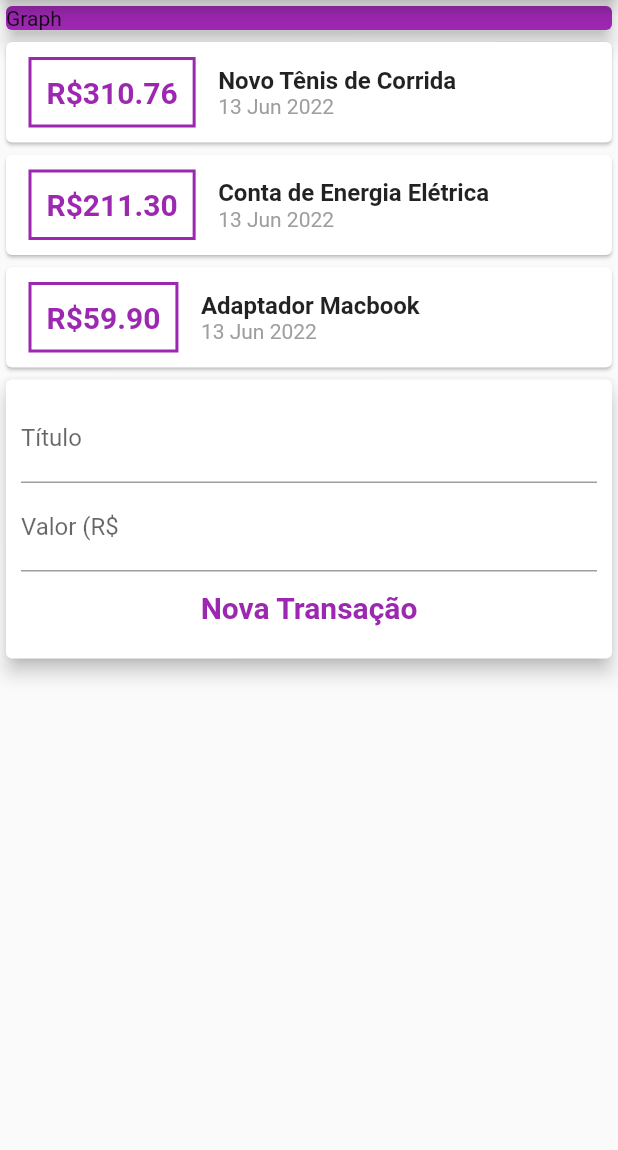
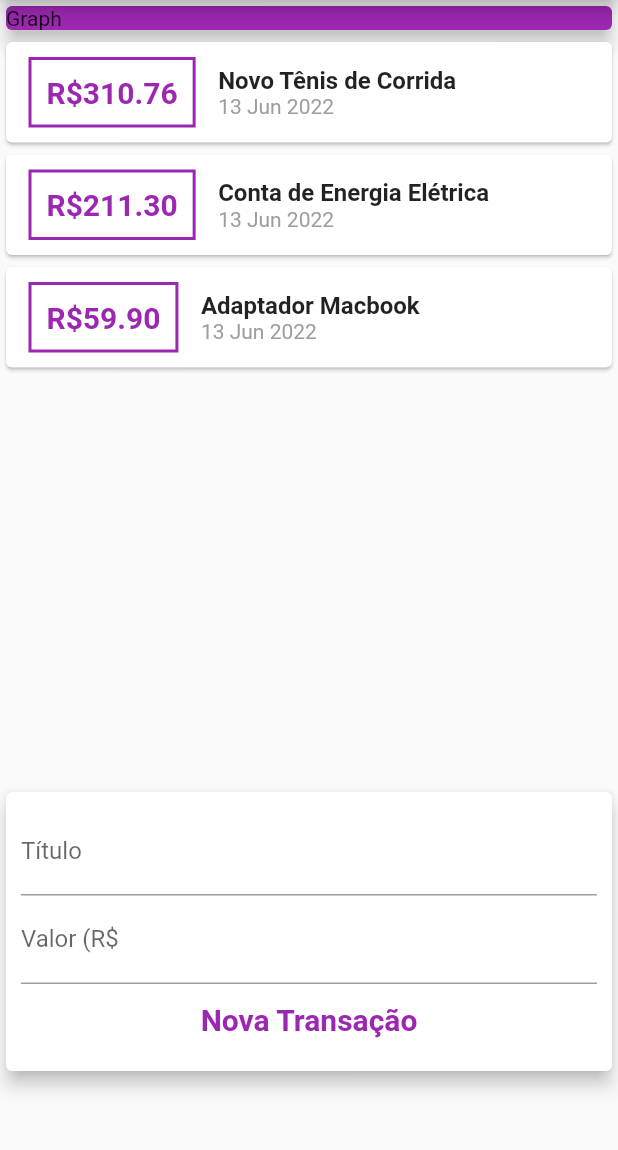
Before and after one commit to arthurrossibr/flutter-despesas, a Flutter app: the screen it shows after launch, on a phone screen of 412 x 824 dp, the part 84-1234 px from its top. Run offline on Flutter 3.47's test engine with Material 2 defaults, Android fonts, the light colour scheme and no system bars.

Commit message:
Applying ListView to Transaction List

```diff
--- a/lib/components/transaction_list.dart
+++ b/lib/components/transaction_list.dart
@@ -9,9 +9,12 @@ class TransactionList extends StatelessWidget {
 
   @override
   Widget build(BuildContext context) {
-    return Column(
-      children: <Widget>[
-        ...transactions.map((tr) {
+    return Container(
+      height: 500,
+      child: ListView.builder(
+        itemCount: transactions.length,
+        itemBuilder: (ctx, index) {
+          final tr = transactions[index];
           return Card(
             child: Row(
               children: [
@@ -57,8 +60,8 @@ class TransactionList extends StatelessWidget {
               ],
             ),
           );
-        }).toList()
-      ],
+        },
+      ),
     );
   }
 }
```
